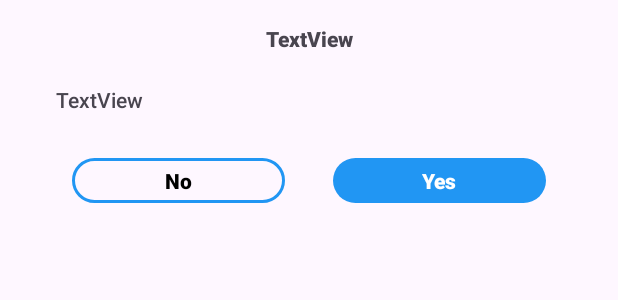
After one commit to Tedisaac/RoomWordsSample, an Android app: the layout confirm_dialog_layout.xml on its own in the app's theme, with its tools: preview values and no code run, on a phone screen of 412 x 824 dp. The commit adds this screen. Shown: the top 300 px of the screen. Run offline under Robolectric (Android 15) with nearby library versions, the phone set to English and light mode, and no system bars.

Commit message:
Custom Dialog Lambda Function Implementation

```diff
--- a/app/src/main/java/com/ted/roomwordssample/SignUpActivity.kt
+++ b/app/src/main/java/com/ted/roomwordssample/SignUpActivity.kt
@@ -43,6 +43,7 @@ class SignUpActivity : AppCompatActivity() {
     }
 
     private fun validateData() {
+        CustomAlertDialog.showLoadingDialog(this)
         val email = signUpBinding.edSignUpEmail.text.toString()
         val password = signUpBinding.edSignUpPassword.text.toString()
         val confirmPassword = signUpBinding.edSignUpConfirmPassword.text.toString()
--- a/app/src/main/java/com/ted/roomwordssample/interfaces/AuthInterface.kt
+++ b/app/src/main/java/com/ted/roomwordssample/interfaces/AuthInterface.kt
@@ -6,7 +6,9 @@ import com.ted.roomwordssample.viewmodels.ResponseState
 
 interface AuthInterface {
 
-    fun signUpWithFirebase(email: String, password: String) : MutableLiveData<ResponseState<User>>
+    suspend fun signUpWithFirebase(email: String, password: String) : MutableLiveData<ResponseState<User>>
 
-    fun signInWithFirebase(email: String, password: String) : MutableLiveData<ResponseState<User>>
+    suspend fun signInWithFirebase(email: String, password: String) : MutableLiveData<ResponseState<User>>
+
+    fun signOutUser()
 }
--- /dev/null
+++ b/app/src/main/res/drawable-v24/txt_stroke_background.xml
@@ -0,0 +1,9 @@
+<?xml version="1.0" encoding="utf-8"?>
+<shape xmlns:android="http://schemas.android.com/apk/res/android"
+    android:shape="rectangle">
+
+    <corners android:radius="15dp"/>
+    <stroke android:color="@color/blue"
+        android:width="2dp"/>
+
+</shape>
--- /dev/null
+++ b/app/src/main/res/drawable/ic_baseline_logout_24.xml
@@ -0,0 +1,5 @@
+<vector android:autoMirrored="true" android:height="24dp"
+    android:tint="#000000" android:viewportHeight="24"
+    android:viewportWidth="24" android:width="24dp" xmlns:android="http://schemas.android.com/apk/res/android">
+    <path android:fillColor="@android:color/white" android:pathData="M17,7l-1.41,1.41L18.17,11H8v2h10.17l-2.58,2.58L17,17l5,-5zM4,5h8V3H4c-1.1,0 -2,0.9 -2,2v14c0,1.1 0.9,2 2,2h8v-2H4V5z"/>
+</vector>
--- /dev/null
+++ b/app/src/main/res/drawable/txt_background.xml
@@ -0,0 +1,8 @@
+<?xml version="1.0" encoding="utf-8"?>
+<shape xmlns:android="http://schemas.android.com/apk/res/android"
+    android:shape="rectangle">
+
+    <corners android:radius="15dp"/>
+    <solid android:color="@color/blue"/>
+
+</shape>
--- /dev/null
+++ b/app/src/main/res/layout/confirm_dialog_layout.xml
@@ -0,0 +1,69 @@
+<?xml version="1.0" encoding="utf-8"?>
+<androidx.constraintlayout.widget.ConstraintLayout xmlns:android="http://schemas.android.com/apk/res/android"
+    xmlns:app="http://schemas.android.com/apk/res-auto"
+    xmlns:tools="http://schemas.android.com/tools"
+    android:layout_width="match_parent"
+    android:layout_height="wrap_content">
+
+    <TextView
+        android:id="@+id/txtConfirmDialogTitle"
+        android:layout_width="0dp"
+        android:layout_height="wrap_content"
+        android:layout_marginStart="32dp"
+        android:layout_marginTop="16dp"
+        android:layout_marginEnd="32dp"
+        android:fontFamily="sans-serif-black"
+        android:gravity="center"
+        android:text="TextView"
+        app:layout_constraintEnd_toEndOf="parent"
+        app:layout_constraintStart_toStartOf="parent"
+        app:layout_constraintTop_toTopOf="parent" />
+
+    <TextView
+        android:id="@+id/txtConfirmDialogMessage"
+        android:layout_width="0dp"
+        android:layout_height="wrap_content"
+        android:layout_marginTop="16dp"
+        android:fontFamily="sans-serif-medium"
+        android:padding="5dp"
+        android:text="TextView"
+        app:layout_constraintEnd_toEndOf="@+id/txtConfirmDialogTitle"
+        app:layout_constraintStart_toStartOf="@+id/txtConfirmDialogTitle"
+        app:layout_constraintTop_toBottomOf="@+id/txtConfirmDialogTitle" />
+
+    <TextView
+        android:id="@+id/txtConfirmDialogNo"
+        android:layout_width="0dp"
+        android:layout_height="wrap_content"
+        android:layout_marginStart="16dp"
+        android:layout_marginTop="24dp"
+        android:layout_marginEnd="16dp"
+        android:layout_marginBottom="16dp"
+        android:background="@drawable/txt_stroke_background"
+        android:fontFamily="sans-serif-black"
+        android:gravity="center"
+        android:padding="5dp"
+        android:text="@string/txt_dialog_no"
+        android:textColor="@color/black"
+        app:layout_constraintBottom_toBottomOf="parent"
+        app:layout_constraintEnd_toStartOf="@+id/txtConfirmDialogYes"
+        app:layout_constraintStart_toStartOf="@+id/txtConfirmDialogMessage"
+        app:layout_constraintTop_toBottomOf="@+id/txtConfirmDialogMessage" />
+
+    <TextView
+        android:id="@+id/txtConfirmDialogYes"
+        android:layout_width="0dp"
+        android:layout_height="wrap_content"
+        android:layout_marginStart="16dp"
+        android:layout_marginEnd="16dp"
+        android:background="@drawable/txt_background"
+        android:fontFamily="sans-serif-black"
+        android:gravity="center"
+        android:padding="5dp"
+        android:text="@string/txt_dialog_yes"
+        android:textColor="@color/white"
+        app:layout_constraintBottom_toBottomOf="@+id/txtConfirmDialogNo"
+        app:layout_constraintEnd_toEndOf="@+id/txtConfirmDialogMessage"
+        app:layout_constraintStart_toEndOf="@+id/txtConfirmDialogNo"
+        app:layout_constraintTop_toTopOf="@+id/txtConfirmDialogNo" />
+</androidx.constraintlayout.widget.ConstraintLayout>
--- a/app/src/main/res/values/strings.xml
+++ b/app/src/main/res/values/strings.xml
@@ -11,5 +11,7 @@
     <string name="create_account_text">Create Account</string>
     <string name="no_account_text">Dont\'t have an account?  </string>
     <string name="have_account_text">Already have an account?  </string>
+    <string name="txt_dialog_no">No</string>
+    <string name="txt_dialog_yes">Yes</string>
 
 </resources>
```
Also changed, not shown: app/src/main/AndroidManifest.xml (+7 -7 lines), app/src/main/java/com/ted/roomwordssample/MainActivity.kt (+42 -1 lines), app/src/main/java/com/ted/roomwordssample/SignInActivity.kt (+7 -1 lines), app/src/main/java/com/ted/roomwordssample/repository/WordRepository.kt (+6 -2 lines), app/src/main/java/com/ted/roomwordssample/utils/CustomAlertDialog.kt (+25 -1 lines), app/src/main/java/com/ted/roomwordssample/viewmodels/AuthenticationViewModel.kt (+19 -7 lines), app/src/main/res/layout/activity_main.xml (+11 -0 lines).
